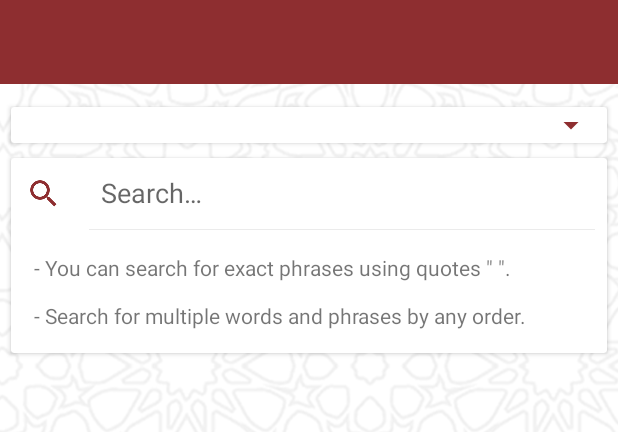
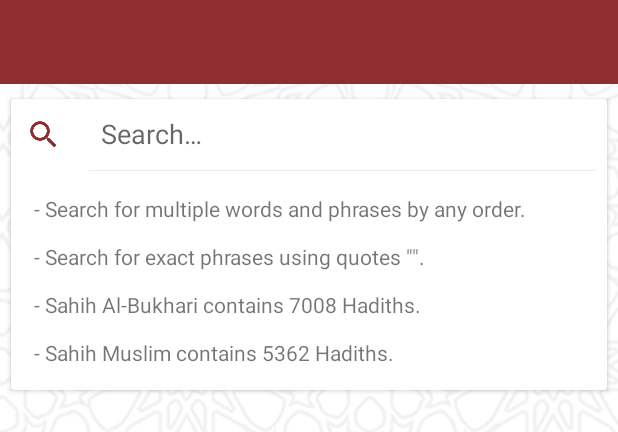
Before and after one commit to mhashim6/TheTwoAuthenticBooks, an Android app: the layout activity_main.xml on its own in the app's theme, with its tools: preview values and no code run, on a phone screen of 412 x 824 dp. Shown: the top 432 px of the screen. Run offline under Robolectric (Android 15) with nearby library versions, the phone set to English and light mode, and no system bars; Roboto replaces fonts that are not available here.

```diff
--- a/app/build.gradle
+++ b/app/build.gradle
@@ -8,7 +8,7 @@ android {
         minSdkVersion 15
         targetSdkVersion 26
         versionCode 26
-        versionName "1.9.8.2"
+        versionName "1.9.8.4"
         testInstrumentationRunner "android.support.test.runner.AndroidJUnitRunner"
         vectorDrawables.useSupportLibrary = true
         resConfigs "en", "ar"
--- a/app/src/main/java/mhashim6/android/thetwoauthentics/model/saved/SavedAccess.java
+++ b/app/src/main/java/mhashim6/android/thetwoauthentics/model/saved/SavedAccess.java
@@ -21,6 +21,8 @@ public final class SavedAccess {
 
 	private static SavedAccess instance = null;
 	private static final String TAG = "SAVE";
+
+	private static final String SELECT_FROM = "SELECT %s FROM %s";
 //===================================================
 
 	private SavedAccess(Context context) {
@@ -45,10 +47,10 @@ public final class SavedAccess {
 		openHelper.close();
 	}
 
-	public int[] getAllSavedAhadith() {
+	public int[] getAllSavedAhadithIndexes() {
 		int[] ahadith;
 
-		Cursor cursor = database.rawQuery(String.format("SELECT %s FROM %s", SavedOpenHelper.NUMBER_COL, SavedOpenHelper.TABLE_SAVED), null);
+		Cursor cursor = database.rawQuery(String.format(SELECT_FROM, SavedOpenHelper.NUMBER_COL, SavedOpenHelper.TABLE_SAVED), null);
 		cursor.moveToFirst();
 
 		ahadith = new int[cursor.getCount()];
--- a/app/src/main/res/layout-land/activity_main.xml
+++ b/app/src/main/res/layout-land/activity_main.xml
@@ -13,32 +13,6 @@
 		android:id="@+id/toolbar"
 		layout="@layout/toolbar">
 	</include>
-
-	<android.support.v7.widget.CardView
-		xmlns:card_view="http://schemas.android.com/apk/res-auto"
-		android:layout_width="450dp"
-		android:layout_height="wrap_content"
-		android:layout_gravity="center"
-		android:layout_marginLeft="5dp"
-		android:layout_marginRight="5dp"
-		android:layout_marginTop="20dp"
-		app:cardBackgroundColor="@android:color/white"
-		card_view:cardCornerRadius="2dp"
-		>
-
-		<android.support.v7.widget.AppCompatSpinner
-			android:id="@+id/muhaddithin_spinner"
-			android:layout_width="match_parent"
-			android:layout_height="wrap_content"
-			android:layout_gravity="center"
-			android:gravity="center"
-			android:paddingBottom="3dp"
-			android:textAlignment="center"
-			android:textAppearance="?android:attr/textAppearanceMedium"
-			app:backgroundTint="@color/colorPrimary"
-			tools:listitem="@android:layout/simple_spinner_item"
-			/>
-	</android.support.v7.widget.CardView>
 
 	<android.support.v7.widget.CardView
 		android:layout_width="450dp"
--- a/app/src/main/res/layout-sw600dp-land/activity_main.xml
+++ b/app/src/main/res/layout-sw600dp-land/activity_main.xml
@@ -14,34 +14,6 @@
 		android:id="@+id/toolbar"
 		layout="@layout/toolbar">
 	</include>
-
-	<android.support.v7.widget.CardView
-		xmlns:card_view="http://schemas.android.com/apk/res-auto"
-		android:layout_width="match_parent"
-		android:layout_height="wrap_content"
-		android:layout_gravity="center"
-		android:layout_marginLeft="200dp"
-		android:layout_marginRight="200dp"
-		android:layout_marginTop="20dp"
-		android:paddingBottom="5dp"
-		app:cardBackgroundColor="@android:color/white"
-		card_view:cardCornerRadius="2dp"
-		>
-
-		<android.support.v7.widget.AppCompatSpinner
-			android:id="@+id/muhaddithin_spinner"
-			android:layout_width="match_parent"
-			android:layout_height="wrap_content"
-			android:layout_gravity="center"
-			android:gravity="center"
-			android:paddingBottom="3dp"
-			android:textAlignment="center"
-			android:textAppearance="?android:attr/textAppearanceMedium"
-			app:backgroundTint="@color/colorPrimary"
-			tools:listitem="@android:layout/simple_spinner_item"
-			/>
-
-	</android.support.v7.widget.CardView>
 
 	<android.support.v7.widget.CardView
 		android:layout_width="match_parent"
--- a/app/src/main/res/layout-sw600dp-port/activity_main.xml
+++ b/app/src/main/res/layout-sw600dp-port/activity_main.xml
@@ -3,7 +3,6 @@
 <LinearLayout xmlns:android="http://schemas.android.com/apk/res/android"
 			  xmlns:app="http://schemas.android.com/apk/res-auto"
 			  xmlns:card_view="http://schemas.android.com/apk/res-auto"
-			  xmlns:tools="http://schemas.android.com/tools"
 			  android:id="@+id/main_layout"
 			  android:layout_width="match_parent"
 			  android:layout_height="match_parent"
@@ -13,33 +12,6 @@
 		android:id="@+id/toolbar"
 		layout="@layout/toolbar">
 	</include>
-
-	<android.support.v7.widget.CardView
-		xmlns:card_view="http://schemas.android.com/apk/res-auto"
-		android:layout_width="match_parent"
-		android:layout_height="wrap_content"
-		android:layout_gravity="center"
-		android:layout_marginLeft="70dp"
-		android:layout_marginRight="70dp"
-		android:layout_marginTop="70dp"
-		app:cardBackgroundColor="@android:color/white"
-		card_view:cardCornerRadius="2dp"
-		>
-
-		<android.support.v7.widget.AppCompatSpinner
-			android:id="@+id/muhaddithin_spinner"
-			android:layout_width="match_parent"
-			android:layout_height="wrap_content"
-			android:layout_gravity="center"
-			android:gravity="center"
-			android:paddingBottom="3dp"
-			android:textAlignment="center"
-			android:textAppearance="?android:attr/textAppearanceMedium"
-			app:backgroundTint="@color/colorPrimary"
-			tools:listitem="@android:layout/simple_spinner_item"
-			/>
-
-	</android.support.v7.widget.CardView>
 
 	<android.support.v7.widget.CardView
 		android:layout_width="match_parent"
--- a/app/src/main/res/layout-sw720dp-land/activity_main.xml
+++ b/app/src/main/res/layout-sw720dp-land/activity_main.xml
@@ -13,32 +13,6 @@
 		android:id="@+id/toolbar"
 		layout="@layout/toolbar">
 	</include>
-
-	<android.support.v7.widget.CardView
-		xmlns:card_view="http://schemas.android.com/apk/res-auto"
-		android:layout_width="match_parent"
-		android:layout_height="wrap_content"
-		android:layout_gravity="center"
-		android:layout_marginLeft="300dp"
-		android:layout_marginRight="300dp"
-		android:layout_marginTop="70dp"
-		app:cardBackgroundColor="@android:color/white"
-		card_view:cardCornerRadius="2dp"
-		>
-
-		<android.support.v7.widget.AppCompatSpinner
-			android:id="@+id/muhaddithin_spinner"
-			android:layout_width="match_parent"
-			android:layout_height="wrap_content"
-			android:layout_gravity="center"
-			android:gravity="center"
-			android:paddingBottom="3dp"
-			android:textAlignment="center"
-			android:textAppearance="?android:attr/textAppearanceMedium"
-			app:backgroundTint="@color/colorPrimary"
-			tools:listitem="@android:layout/simple_spinner_item"
-			/>
-	</android.support.v7.widget.CardView>
 
 	<android.support.v7.widget.CardView
 		android:layout_width="match_parent"
--- a/app/src/main/res/layout-sw720dp-port/activity_main.xml
+++ b/app/src/main/res/layout-sw720dp-port/activity_main.xml
@@ -13,32 +13,6 @@
 		android:id="@+id/toolbar"
 		layout="@layout/toolbar">
 	</include>
-
-	<android.support.v7.widget.CardView
-		xmlns:card_view="http://schemas.android.com/apk/res-auto"
-		android:layout_width="match_parent"
-		android:layout_height="wrap_content"
-		android:layout_gravity="center"
-		android:layout_marginLeft="150dp"
-		android:layout_marginRight="150dp"
-		android:layout_marginTop="100dp"
-		app:cardBackgroundColor="@android:color/white"
-		card_view:cardCornerRadius="2dp"
-		>
-
-		<android.support.v7.widget.AppCompatSpinner
-			android:id="@+id/muhaddithin_spinner"
-			android:layout_width="match_parent"
-			android:layout_height="wrap_content"
-			android:layout_gravity="center"
-			android:gravity="center"
-			android:paddingBottom="3dp"
-			android:textAlignment="center"
-			android:textAppearance="?android:attr/textAppearanceMedium"
-			app:backgroundTint="@color/colorPrimary"
-			tools:listitem="@android:layout/simple_spinner_item"
-			/>
-	</android.support.v7.widget.CardView>
 
 	<android.support.v7.widget.CardView
 		android:layout_width="match_parent"
--- a/app/src/main/res/layout/activity_main.xml
+++ b/app/src/main/res/layout/activity_main.xml
@@ -13,31 +13,6 @@
 		android:id="@+id/toolbar"
 		layout="@layout/toolbar">
 	</include>
-
-	<android.support.v7.widget.CardView
-		xmlns:card_view="http://schemas.android.com/apk/res-auto"
-		android:layout_width="match_parent"
-		android:layout_height="wrap_content"
-		android:layout_gravity="center"
-		android:layout_marginLeft="7dp"
-		android:layout_marginRight="7dp"
-		android:layout_marginTop="15dp"
-		app:cardBackgroundColor="@android:color/white"
-		card_view:cardCornerRadius="2dp"
-		>
-
-		<android.support.v7.widget.AppCompatSpinner
-			android:id="@+id/muhaddithin_spinner"
-			android:layout_width="match_parent"
-			android:layout_height="wrap_content"
-			android:layout_gravity="center"
-			android:paddingBottom="3dp"
-			android:textAlignment="center"
-			android:textAppearance="?android:attr/textAppearanceMedium"
-			app:backgroundTint="@color/colorPrimary"
-			tools:listitem="@android:layout/simple_spinner_item"
-			/>
-	</android.support.v7.widget.CardView>
 
 	<android.support.v7.widget.CardView
 		android:layout_width="match_parent"
--- a/app/src/main/res/values/strings.xml
+++ b/app/src/main/res/values/strings.xml
@@ -7,7 +7,7 @@
 	<string name="sahih_albukhari">Sahih Al-Bukhari</string>
 	<string name="saved">Saved</string>
 	<string name="undo_string">undo</string>
-	<string name="no_results">No matches found in</string>
+	<string name="no_results">No matches found in Both Books.</string>
 	<string name="sunnah_search">Search on sunnah.com</string>
 	<string name="copy">Copy</string>
 	<string name="share">Share</string>
@@ -16,7 +16,7 @@
 	<string name="remove">Remove</string>
 	<string name="about">About Application</string>
 	<string name="xda" translatable="false">SUPPORT AND HELP FORUM</string>
-	<string name="licenses" translatable="false">OPEN SOURCE LIBRARIES AND CONTRIBUTIONS</string>
+	<string name="licenses" translatable="false">OPEN SOURCE LIBRARIES</string>
 	<string name="copyright" translatable="false">COPYRIGHT © 2017 Muhammad Hashim(mhashim6)</string>
 	<string name="update_available">Update Available</string>
 	<string name="update_advice">A newer version for the application is available.</string>
@@ -47,5 +47,5 @@ If you like this app, please Share it with your friends, spend a minute to write
 	<string name="rate_dialog_ok">Rate Now</string>
 	<string name="rate_dialog_cancel">Later</string>
 	<string name="rate_dialog_no">No, Thanks</string>
-	<string name="search_guide">- You can search for exact phrases using quotes \" \".\n\n- Search for multiple words and phrases by any order.</string>
+	<string name="search_guide">- Search for multiple words and phrases by any order.\n\n- Search for exact phrases using quotes \"\".\n\n- Sahih Al-Bukhari contains 7008 Hadiths.\n\n- Sahih Muslim contains 5362 Hadiths.</string>
 </resources>
```
Also changed, not shown: app/src/main/java/mhashim6/android/thetwoauthentics/app/DatabasesLogic.java (+7 -39 lines), app/src/main/java/mhashim6/android/thetwoauthentics/app/MainActivity.java (+6 -45 lines), app/src/main/res/layout/activity_about.xml (+5 -3 lines), 1 other file.
